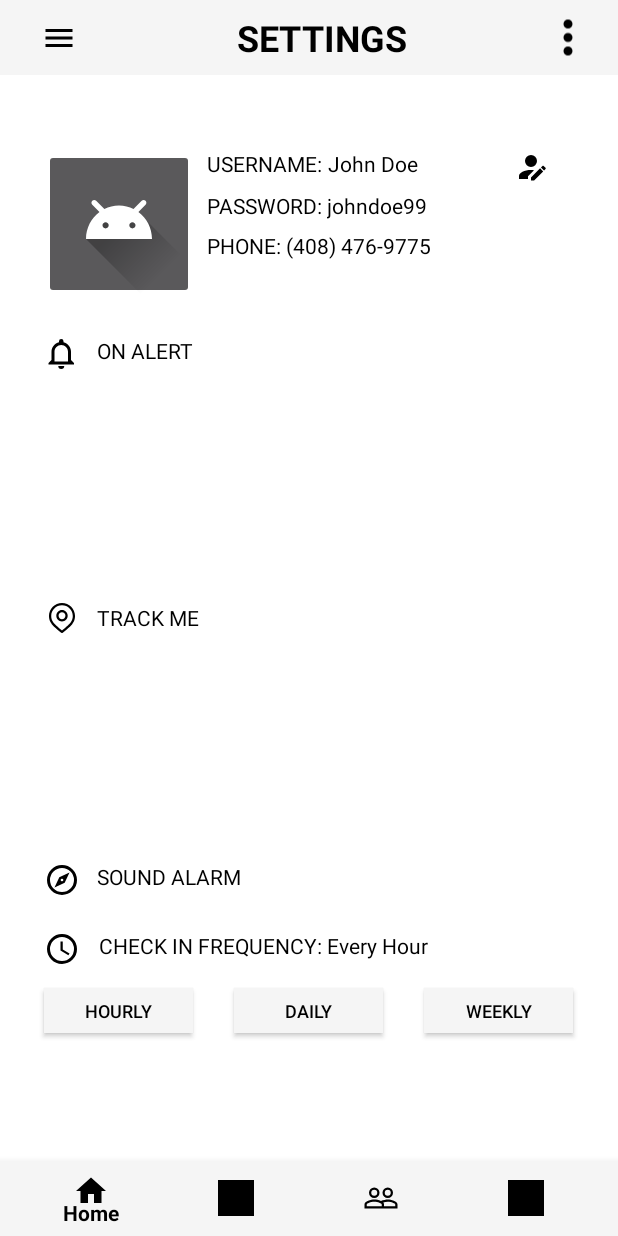
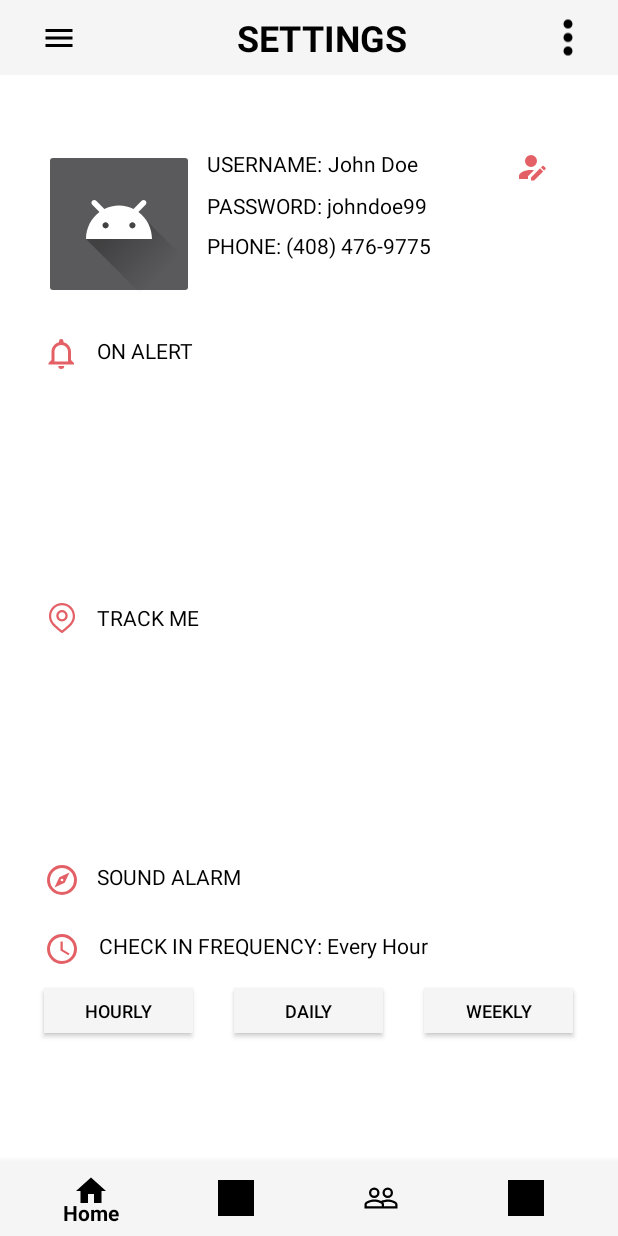
Before and after one commit to appsur/SurApp, an Android app: the SettingsActivity screen opened directly, with no data from a screen before it, on a phone screen of 412 x 824 dp. Run offline under Robolectric (Android 15) with nearby library versions, the phone set to English and light mode, and no system bars; Roboto replaces fonts that are not available here.

Commit message:
Added colors!!!

```diff
--- a/app/src/main/res/layout/activity_settings.xml
+++ b/app/src/main/res/layout/activity_settings.xml
@@ -143,7 +143,8 @@
         android:layout_alignStart="@+id/ibProfileImage"
         android:layout_marginTop="224dp"
         android:background="@android:color/transparent"
-        app:srcCompat="@drawable/bell_outline" />
+        app:srcCompat="@drawable/bell_outline"
+        android:tint="@color/coral"/>
 
     <TextView
         android:id="@+id/tvOnAlert"
@@ -162,7 +163,8 @@
         android:layout_alignStart="@+id/ibProfileImage"
         android:layout_marginBottom="225dp"
         android:background="@android:color/transparent"
-        app:srcCompat="@drawable/compass_outline" />
+        app:srcCompat="@drawable/compass_outline"
+        android:tint="@color/coral"/>
 
     <ImageButton
         android:id="@+id/ibLocator"
@@ -171,7 +173,8 @@
         android:layout_alignStart="@+id/ibProfileImage"
         android:layout_centerVertical="true"
         android:background="@android:color/transparent"
-        app:srcCompat="@drawable/ic_vector_location_stroke" />
+        app:srcCompat="@drawable/ic_vector_location_stroke"
+        android:tint="@color/coral"/>
 
     <TextView
         android:id="@+id/tvLocation"
@@ -244,24 +247,27 @@
         android:text="Every Hour"
         android:textColor="@color/black" />
 
-    <ImageView
+    <ImageButton
         android:id="@+id/imageView2"
         android:layout_width="wrap_content"
         android:layout_height="wrap_content"
         android:layout_alignParentBottom="true"
         android:layout_alignStart="@+id/ibProfileImage"
         android:layout_marginBottom="179dp"
-        app:srcCompat="@drawable/clock_outline" />
+        android:background="@android:color/transparent"
+        app:srcCompat="@drawable/clock_outline"
+        android:tint="@color/coral"/>
 
     <ImageButton
-        android:id="@+id/imageButton8"
+        android:id="@+id/ibEdit"
         android:layout_width="wrap_content"
         android:layout_height="wrap_content"
         android:layout_alignParentEnd="true"
         android:layout_alignTop="@+id/ibProfileImage"
         android:layout_marginEnd="46dp"
         android:background="@android:color/transparent"
-        app:srcCompat="@drawable/account_edit" />
+        app:srcCompat="@drawable/account_edit"
+        android:tint="@color/coral"/>
 
     <android.support.design.widget.BottomNavigationView
         android:id="@+id/bottom_navigation"
```
Also changed, not shown: app/src/main/java/com/pusheenicorn/safetyapp/MainActivity.java (line endings or trailing spaces).
